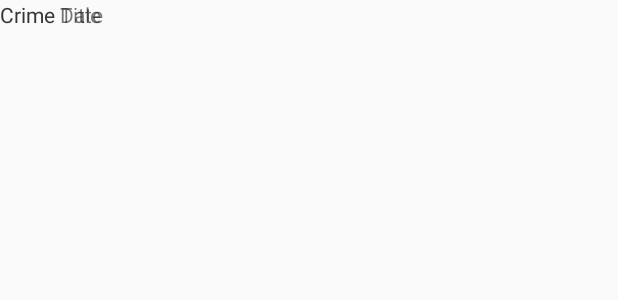
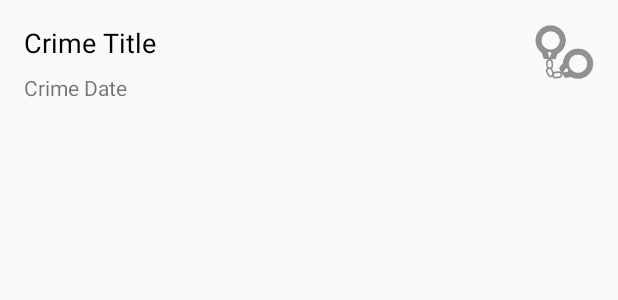
Before and after one commit to sarupahari/CriminalIntent, an Android app: the layout list_item_crime.xml on its own in the app's theme, with its tools: preview values and no code run, on a phone screen of 412 x 824 dp. Shown: the top 300 px of the screen. Run offline under Robolectric (Android 15) with nearby library versions, the phone set to English and light mode, and no system bars.

Commit message:
Chapter09 Complete

```diff
--- a/app/src/main/java/edu/wtamu/cis/cidm4385saru/criminalintent/CrimeListFragment.java
+++ b/app/src/main/java/edu/wtamu/cis/cidm4385saru/criminalintent/CrimeListFragment.java
@@ -8,6 +8,7 @@ import android.text.Layout;
 import android.view.LayoutInflater;
 import android.view.View;
 import android.view.ViewGroup;
+import android.widget.ImageView;
 import android.widget.TextView;
 import android.widget.Toast;
 
@@ -50,6 +51,7 @@ public class CrimeListFragment extends Fragment {
 
         private TextView mTitleTextView;
         private TextView mDateTextView;
+        private ImageView mSolvedImageView;
 
         public CrimeHolder(LayoutInflater inflater, ViewGroup parent){
             super(inflater.inflate(R.layout.list_item_crime, parent, false));
@@ -57,12 +59,15 @@ public class CrimeListFragment extends Fragment {
 
             mTitleTextView = (TextView) itemView.findViewById(R.id.crime_title);
             mDateTextView = (TextView) itemView.findViewById(R.id.crime_date);
+            mSolvedImageView = (ImageView) itemView.findViewById(R.id.crime_solved);
         }
 
         public void bind(Crime crime){
             mCrime = crime;
             mTitleTextView.setText(mCrime.getTitle());
             mDateTextView.setText(mCrime.getDate().toString());
+            mSolvedImageView.setVisibility(crime.isSolved() ? View.VISIBLE : View.GONE);
+
         }
         @Override
         public void onClick(View view) {
--- a/app/src/main/res/layout/list_item_crime.xml
+++ b/app/src/main/res/layout/list_item_crime.xml
@@ -9,15 +9,39 @@
 
     <TextView
         android:id="@+id/crime_title"
-        android:layout_width="wrap_content"
+        android:layout_width="0dp"
         android:layout_height="wrap_content"
+        android:layout_marginEnd="8dp"
+        android:layout_marginStart="16dp"
+        android:layout_marginTop="16dp"
         android:text="Crime Title"
-        tools:layout_editor_absoluteY="8dp" />
+        android:textColor="@android:color/black"
+        android:textSize="18sp"
+        app:layout_constraintEnd_toStartOf="@+id/crime_solved"
+        app:layout_constraintStart_toStartOf="parent"
+        app:layout_constraintTop_toTopOf="parent" />
 
     <TextView
         android:id="@+id/crime_date"
+        android:layout_width="0dp"
+        android:layout_height="wrap_content"
+        android:layout_marginEnd="8dp"
+        android:layout_marginStart="16dp"
+        android:layout_marginTop="8dp"
+        android:text="Crime Date"
+        app:layout_constraintEnd_toStartOf="@+id/crime_solved"
+        app:layout_constraintStart_toStartOf="parent"
+        app:layout_constraintTop_toBottomOf="@+id/crime_title" />
+
+    <ImageView
+        android:id="@+id/crime_solved"
         android:layout_width="wrap_content"
         android:layout_height="wrap_content"
-        android:text="Crime Date"
-        tools:layout_editor_absoluteY="27dp" />
+        app:srcCompat="@drawable/ic_solved"
+        android:layout_marginTop="16dp"
+        app:layout_constraintTop_toTopOf="parent"
+        app:layout_constraintBottom_toBottomOf="parent"
+        android:layout_marginBottom="16dp"
+        android:layout_marginEnd="16dp"
+        app:layout_constraintRight_toRightOf="parent"/>
 </android.support.constraint.ConstraintLayout>
```
